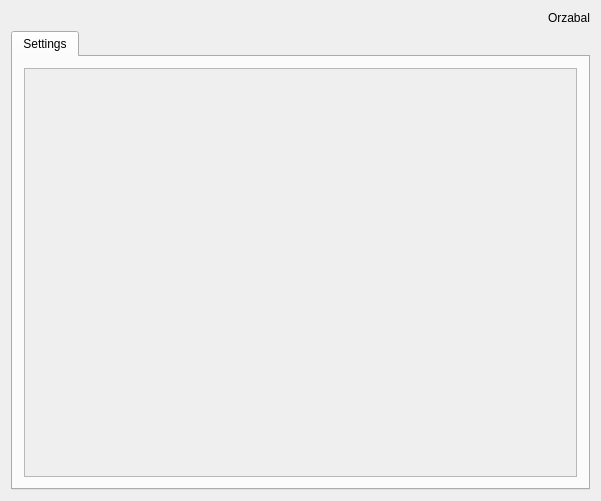
Before: the Qt Designer form src/qt/MainWindow.ui in chuckfairy/Orzabal, drawn with Qt 5.
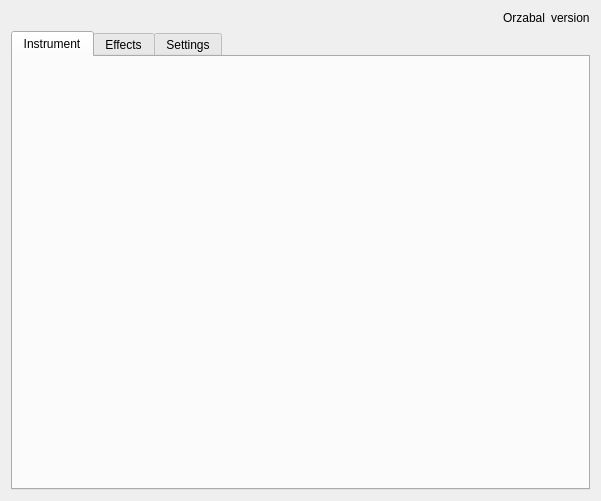
After: the same form once the commit is applied.

```diff
--- a/src/qt/MainWindow.ui
+++ b/src/qt/MainWindow.ui
@@ -21,12 +21,35 @@
     </sizepolicy>
    </property>
    <layout class="QVBoxLayout" name="verticalLayout">
-    <item alignment="Qt::AlignRight">
-     <widget class="QLabel" name="label">
-      <property name="text">
-       <string>Orzabal</string>
+    <item>
+     <layout class="QHBoxLayout" name="horizontalLayout">
+      <property name="topMargin">
+       <number>0</number>
       </property>
-     </widget>
+      <item>
+       <widget class="QLabel" name="label">
+        <property name="text">
+         <string>Orzabal</string>
+        </property>
+        <property name="alignment">
+         <set>Qt::AlignRight|Qt::AlignTrailing|Qt::AlignVCenter</set>
+        </property>
+       </widget>
+      </item>
+      <item>
+       <widget class="QLabel" name="version_text">
+        <property name="sizePolicy">
+         <sizepolicy hsizetype="Fixed" vsizetype="Preferred">
+          <horstretch>0</horstretch>
+          <verstretch>0</verstretch>
+         </sizepolicy>
+        </property>
+        <property name="text">
+         <string>version</string>
+        </property>
+       </widget>
+      </item>
+     </layout>
     </item>
     <item>
      <widget class="QTabWidget" name="tabWidget">
@@ -45,29 +68,61 @@
       <property name="currentIndex">
        <number>0</number>
       </property>
-      <widget class="QWidget" name="tab_2">
+      <widget class="QWidget" name="tab_instrument">
+       <attribute name="title">
+        <string>Instrument</string>
+       </attribute>
+       <layout class="QVBoxLayout" name="verticalLayout_2">
+        <property name="leftMargin">
+         <number>0</number>
+        </property>
+        <property name="topMargin">
+         <number>0</number>
+        </property>
+        <property name="rightMargin">
+         <number>0</number>
+        </property>
+        <property name="bottomMargin">
+         <number>0</number>
+        </property>
+       </layout>
+      </widget>
+      <widget class="QWidget" name="tab_effects">
+       <attribute name="title">
+        <string>Effects</string>
+       </attribute>
+       <layout class="QVBoxLayout" name="verticalLayout_3">
+        <property name="leftMargin">
+         <number>0</number>
+        </property>
+        <property name="topMargin">
+         <number>0</number>
+        </property>
+        <property name="rightMargin">
+         <number>0</number>
+        </property>
+        <property name="bottomMargin">
+         <number>0</number>
+        </property>
+       </layout>
+      </widget>
+      <widget class="QWidget" name="settings_area">
        <attribute name="title">
         <string>Settings</string>
        </attribute>
        <layout class="QVBoxLayout" name="verticalLayout_8">
-        <item>
-         <widget class="QScrollArea" name="settings_area">
-          <property name="widgetResizable">
-           <bool>true</bool>
-          </property>
-          <widget class="QWidget" name="settings_content">
-           <property name="geometry">
-            <rect>
-             <x>0</x>
-             <y>0</y>
-             <width>559</width>
-             <height>409</height>
-            </rect>
-           </property>
-           <layout class="QVBoxLayout" name="verticalLayout_7"/>
-          </widget>
-         </widget>
-        </item>
+        <property name="leftMargin">
+         <number>0</number>
+        </property>
+        <property name="topMargin">
+         <number>0</number>
+        </property>
+        <property name="rightMargin">
+         <number>0</number>
+        </property>
+        <property name="bottomMargin">
+         <number>0</number>
+        </property>
        </layout>
       </widget>
      </widget>
```
